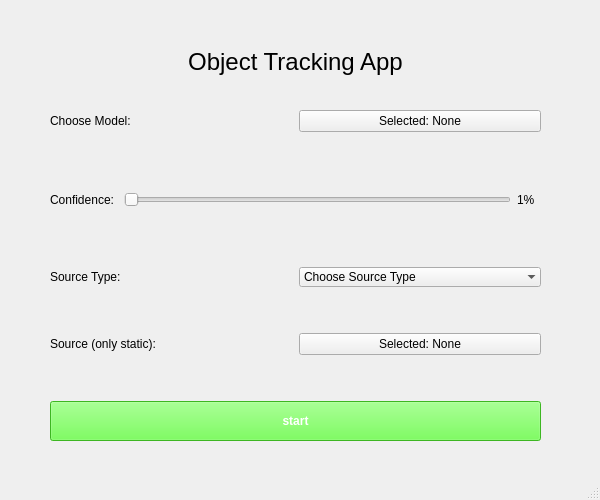
aabduvak/object-detection-setup, file assets/main.ui: the form before one commit.
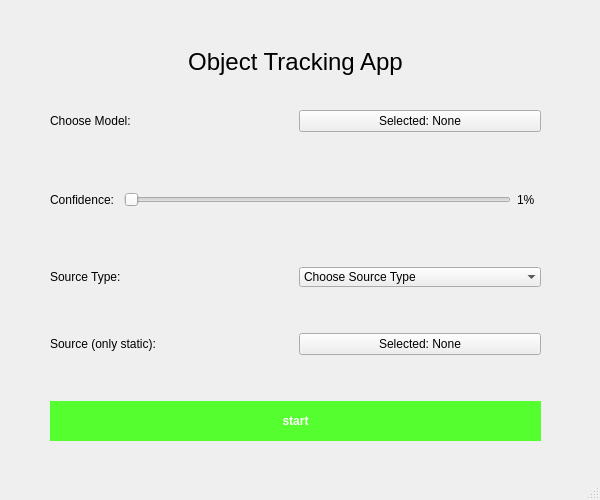
The form after the commit. Icons and pictures are not drawn.

Commit message: fixed naming issue on windows

What changed in the file:
```diff
--- a/assets/main.ui
+++ b/assets/main.ui
@@ -272,7 +272,7 @@
           <string notr="true">background-color: rgb(85, 255, 47);
 color: rgb(255, 255, 255);
 font-weight: bold;
-
+border: none;
 </string>
          </property>
          <property name="text">
```
The commit also changes 2 other files.
